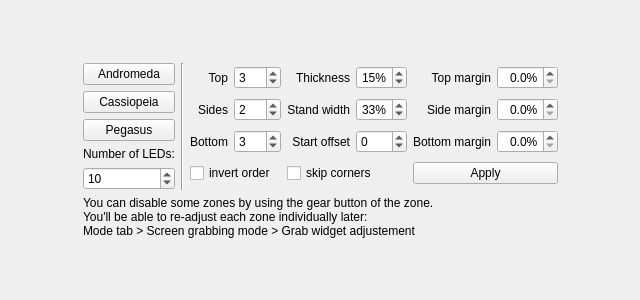
This is Software/src/wizard/ZonePlacementPage.ui in woodenshark/Lightpack as Qt 5 draws it before an edit. The edited form follows.
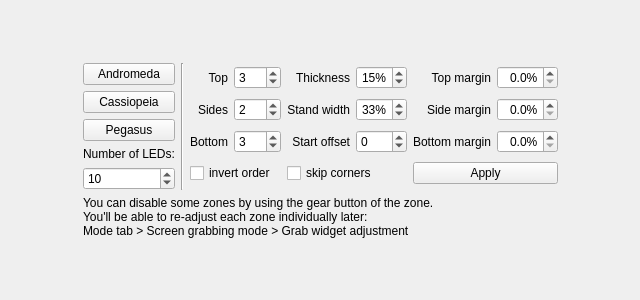
This is the edited form. Icons and pictures are not drawn.

Commit message: zone placement: help text/icon update

Diff of the .ui file:
```diff
--- a/Software/src/wizard/ZonePlacementPage.ui
+++ b/Software/src/wizard/ZonePlacementPage.ui
@@ -371,7 +371,7 @@
      <property name="text">
       <string>&lt;html&gt;&lt;head/&gt;&lt;body&gt;&lt;table border=&quot;0&quot; style=&quot; margin-top:0px; margin-bottom:0px; margin-left:0px; margin-right:0px;&quot; cellspacing=&quot;0&quot; cellpadding=&quot;0&quot;&gt;&lt;tr&gt;&lt;td&gt;&lt;p&gt;You can disable some zones by using the gear button of the zone.&lt;br/&gt;
 You'll be able to re-adjust each zone individually later:&lt;br/&gt;
-Mode tab &gt; Screen grabbing mode &gt; Grab widget adjustement&lt;/p&gt;&lt;/td&gt;&lt;td style=&quot; padding-left:2;&quot;&gt;&lt;p&gt;&lt;img src=&quot;:/buttons/settings_24px.png&quot;/&gt;&lt;/p&gt;&lt;/td&gt;&lt;/tr&gt;&lt;/table&gt;&lt;/body&gt;&lt;/html&gt;</string>
+Mode tab &gt; Screen grabbing mode &gt; Grab widget adjustment&lt;/p&gt;&lt;/td&gt;&lt;td style=&quot; padding-left:2;&quot;&gt;&lt;p&gt;&lt;img src=&quot;:/buttons/settings_24px.png&quot; width=&quot;16&quot;/&gt;&lt;/p&gt;&lt;/td&gt;&lt;/tr&gt;&lt;/table&gt;&lt;/body&gt;&lt;/html&gt;</string>
      </property>
     </widget>
    </item>
```
